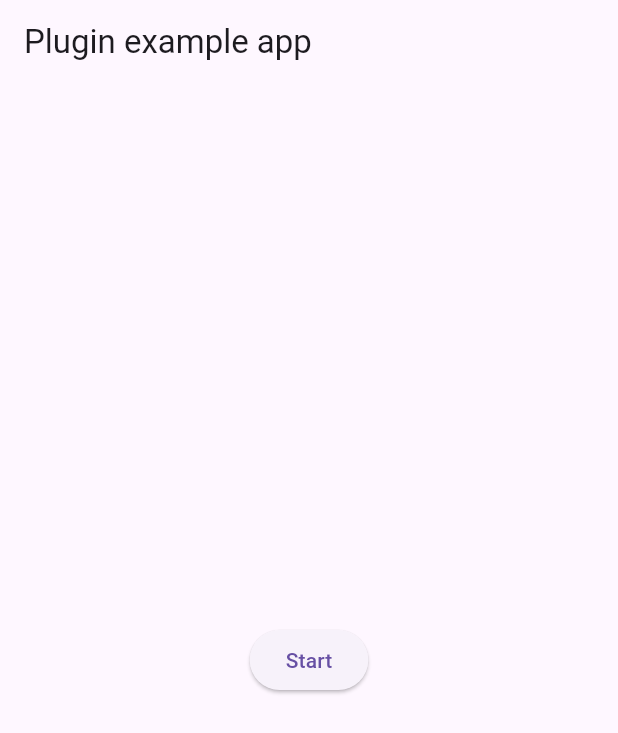
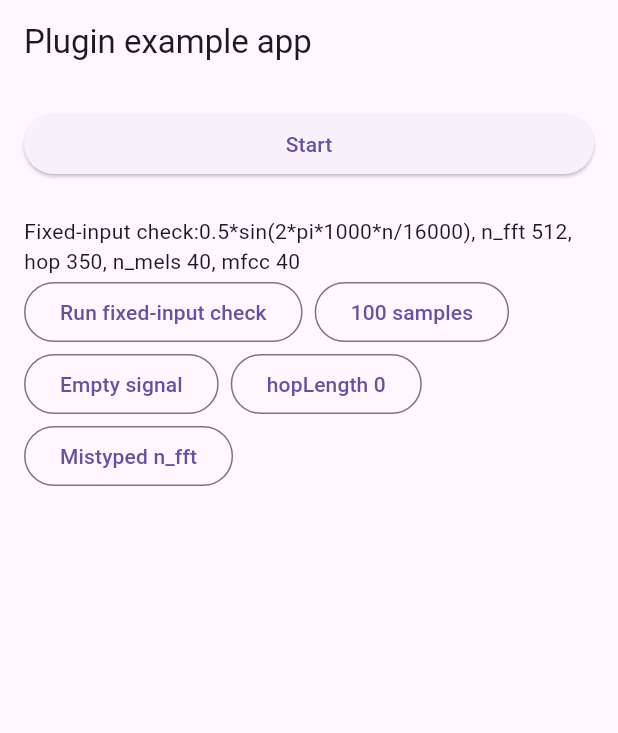
Before and after one commit to tkas9mbek/flutter_sound_processing, a Flutter app: the screen it shows after launch, on a phone screen of 412 x 824 dp. Shown: the top 733 px of the screen. Run offline on Flutter 3.47's test engine with Material 3 defaults, Android fonts, the phone set to English and light mode, and no system bars; our stand-ins replace permission_handler, plugin_platform_interface; missing offline and left inert: flutter_sound.

Commit message:
chore(example): Add fixed-input check and migrate to Flutter 3.47.7
Regenerate example/android, move iOS to 15.0, upgrade dependencies, and add a fixed-input check to compare Android and iOS output by hand.

Co-Authored-By: Claude Sonnet 5.5 <noreply@anthropic.com>

```diff
--- a/example/analysis_options.yaml
+++ b/example/analysis_options.yaml
@@ -7,6 +7,11 @@
 
 # The following line activates a set of recommended lints for Flutter apps,
 # packages, and plugins designed to encourage good coding practices.
+analyzer:
+  exclude:
+    - build/**
+    - android/**
+    - ios/**
 include: package:flutter_lints/flutter.yaml
 
 linter:
--- a/example/lib/main.dart
+++ b/example/lib/main.dart
@@ -1,6 +1,8 @@
+import 'dart:math' as math;
 import 'dart:typed_data';
 
 import 'package:flutter/material.dart';
+import 'package:flutter/services.dart';
 import 'dart:async';
 
 import 'package:flutter_sound/flutter_sound.dart';
@@ -13,6 +15,12 @@ const int hopLength = 350;
 const int nMels = 40;
 const int fftSize = 512;
 const int mfcc = 40;
+
+/// 1 s of a 1 kHz sine at [sampleRate]; the shared Android/iOS parity fixture.
+const int fixtureLength = 16000;
+
+/// Raw channel used only to send a mistyped argument that the typed API cannot express.
+const debugChannel = MethodChannel('flutter_sound_processing');
 
 void main() {
   runApp(const MyApp());
@@ -28,14 +36,12 @@ class MyApp extends StatefulWidget {
 class _MyAppState extends State<MyApp> {
   final _flutterSoundProcessingPlugin = FlutterSoundProcessing();
   final _mRecorder = FlutterSoundRecorder();
-  final signals = List<double>.filled(
-    bufferSize,
-    0,
-  );
+  final signals = List<double>.filled(bufferSize, 0);
   late StreamSubscription _mRecordingDataSubscription;
-  late StreamController<Food> _recordingDataController;
+  late StreamController<Uint8List> _recordingDataController;
   int indexSignal = 0;
   bool running = false;
+  final checkOutput = <String>[];
 
   @override
   void initState() {
@@ -66,25 +72,25 @@ class _MyAppState extends State<MyApp> {
       running = true;
     });
 
-    _recordingDataController = StreamController<Food>();
+    _recordingDataController = StreamController<Uint8List>();
     await _mRecorder.openRecorder();
 
-    _mRecordingDataSubscription = _recordingDataController.stream.listen(
-      (dynamic buffer) async {
-        if (buffer is FoodData && buffer.data != null) {
-          final samples = Uint8List.fromList(buffer.data!);
-          final byteData = samples.buffer.asByteData();
+    _mRecordingDataSubscription = _recordingDataController.stream.listen((
+      samples,
+    ) async {
+      final byteData = ByteData.sublistView(samples);
 
       for (var offset = 0; offset < samples.length; offset += 2) {
-            signals[indexSignal] =
-                byteData.getInt16(offset, Endian.little).toDouble();
+        signals[indexSignal] = byteData
+            .getInt16(offset, Endian.little)
+            .toDouble();
         indexSignal++;
 
         if (indexSignal == bufferSize) {
           indexSignal = 0;
 
-              final featureMatrix =
-                  await _flutterSoundProcessingPlugin.getFeatureMatrix(
+          final featureMatrix = await _flutterSoundProcessingPlugin
+              .getFeatureMatrix(
                 signals: signals,
                 fftSize: fftSize,
                 hopLength: hopLength,
@@ -93,12 +99,10 @@ class _MyAppState extends State<MyApp> {
                 sampleRate: sampleRate,
               );
 
-              print(featureMatrix?.toList());
+          debugPrint('${featureMatrix?.toList()}');
         }
       }
-        }
-      },
-    );
+    });
 
     await _mRecorder.startRecorder(
       toStream: _recordingDataController.sink,
@@ -116,18 +120,106 @@ class _MyAppState extends State<MyApp> {
     });
   }
 
+  List<double> sine(int count) => List<double>.generate(
+    count,
+    (n) => 0.5 * math.sin(2 * math.pi * 1000 * n / sampleRate),
+  );
+
+  Future<Float64List?> calculate(List<double> input, {int hop = hopLength}) =>
+      _flutterSoundProcessingPlugin.getFeatureMatrix(
+        signals: input,
+        sampleRate: sampleRate,
+        hopLength: hop,
+        nMels: nMels,
+        fftSize: fftSize,
+        mfcc: mfcc,
+      );
+
+  String summarize(Float64List? result) {
+    if (result == null) {
+      return 'null';
+    }
+
+    final first = result.take(5).map((v) => v.toStringAsFixed(6)).join(', ');
+    final sum = result.fold<double>(0, (total, v) => total + v);
+
+    return 'length=${result.length} first5=[$first] '
+        'sum=${sum.toStringAsFixed(6)}';
+  }
+
+  Future<void> runCheck(
+    String label,
+    Future<Float64List?> Function() calculation,
+  ) async {
+    String line;
+
+    try {
+      line = '$label: ${summarize(await calculation())}';
+    } on PlatformException catch (e) {
+      line = '$label: PlatformException(${e.code}, ${e.message})';
+    }
+
+    debugPrint(line);
+
+    if (!mounted) {
+      return;
+    }
+
+    setState(() => checkOutput.insert(0, line));
+  }
+
+  Widget checkButton(String label, Future<Float64List?> Function() calc) =>
+      OutlinedButton(
+        onPressed: () => runCheck(label, calc),
+        child: Text(label),
+      );
+
   @override
   Widget build(BuildContext context) {
     return MaterialApp(
       home: Scaffold(
-        appBar: AppBar(
-          title: const Text('Plugin example app'),
-        ),
-        body: Center(
-          child: ElevatedButton(
+        appBar: AppBar(title: const Text('Plugin example app')),
+        body: ListView(
+          padding: const EdgeInsets.all(16),
+          children: [
+            ElevatedButton(
               onPressed: running ? pause : start,
               child: Text(running ? 'Pause' : 'Start'),
             ),
+            const SizedBox(height: 24),
+            const Text(
+              'Fixed-input check:0.5*sin(2*pi*1000*n/$sampleRate), '
+              'n_fft $fftSize, hop $hopLength, n_mels $nMels, mfcc $mfcc',
+            ),
+            Wrap(
+              spacing: 8,
+              children: [
+                checkButton(
+                  'Run fixed-input check',
+                  () => calculate(sine(fixtureLength)),
+                ),
+                checkButton('100 samples', () => calculate(sine(100))),
+                checkButton('Empty signal', () => calculate(const [])),
+                checkButton(
+                  'hopLength 0',
+                  () => calculate(sine(fixtureLength), hop: 0),
+                ),
+                checkButton(
+                  'Mistyped n_fft',
+                  () => debugChannel
+                      .invokeMethod<Float64List>('getFeatureMatrix', {
+                        'values': sine(100),
+                        'sample_rate': sampleRate,
+                        'mfcc': mfcc,
+                        'n_fft': '$fftSize',
+                        'n_mels': nMels,
+                        'hop_length': hopLength,
+                      }),
+                ),
+              ],
+            ),
+            for (final line in checkOutput) SelectableText(line),
+          ],
         ),
       ),
     );
--- a/example/pubspec.yaml
+++ b/example/pubspec.yaml
@@ -6,7 +6,7 @@ description: Demonstrates how to use the flutter_sound_processing plugin.
 publish_to: 'none' # Remove this line if you wish to publish to pub.dev
 
 environment:
-  sdk: '>=2.18.0 <3.0.0'
+  sdk: '>=3.9.0 <4.0.0'
 
 # Dependencies specify other packages that your package needs in order to work.
 # To automatically upgrade your package dependencies to the latest versions
@@ -30,7 +30,7 @@ dependencies:
   # Use with the CupertinoIcons class for iOS style icons.
   cupertino_icons: ^1.0.2
   flutter_sound: ^9.2.13
-  permission_handler: ^10.2.0
+  permission_handler: ^11.3.1
 
 dev_dependencies:
   flutter_test:
@@ -41,7 +41,7 @@ dev_dependencies:
   # activated in the `analysis_options.yaml` file located at the root of your
   # package. See that file for information about deactivating specific lint
   # rules and activating additional ones.
-  flutter_lints: ^2.0.0
+  flutter_lints: ^6.0.0
 
 # For information on the generic Dart part of this file, see the
 # following page: https://dart.dev/tools/pub/pubspec
```
Also changed, not shown: example/pubspec.lock, 19 other files. Lines whose indentation alone changed are shown as unchanged.
